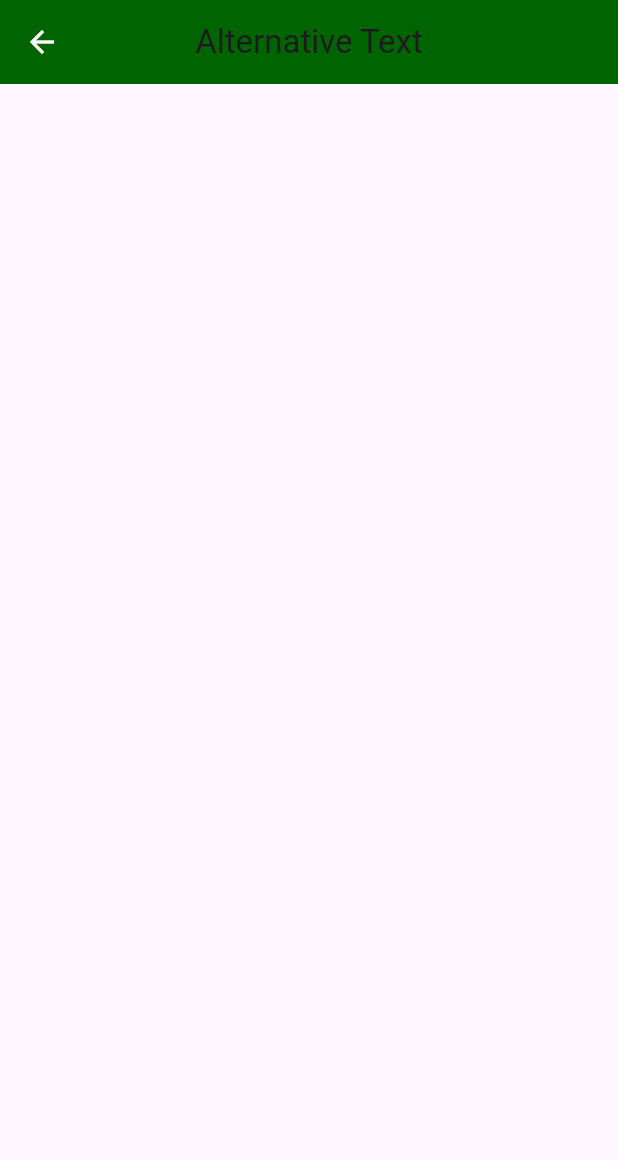
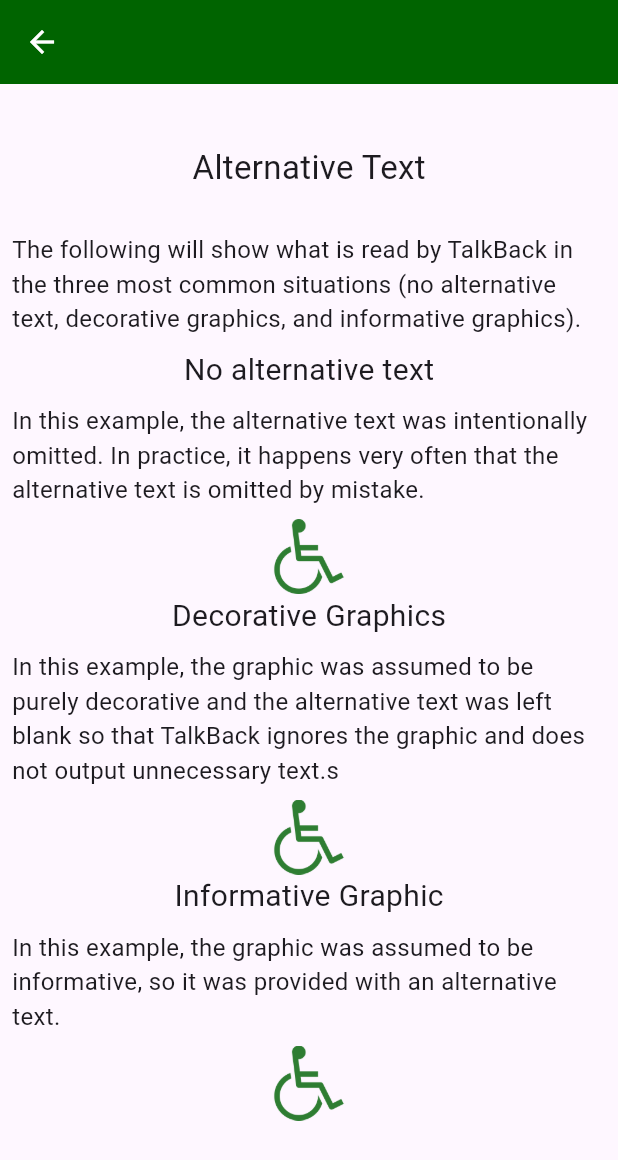
Before and after one commit to petra1/a_demonstration, a Flutter app: the AlternativeText screen opened directly, on a phone screen of 412 x 824 dp. Shown: the top 1160 px of the screen. Run offline on Flutter 3.47's test engine with Material 3 defaults, Android fonts, the phone set to English and light mode, and no system bars; generated files the repository leaves out were written again.

Commit message:
Add Layout of alternative_text.dart

```diff
--- a/lib/l10n/app_de.arb
+++ b/lib/l10n/app_de.arb
@@ -1,6 +1,17 @@
 {
   "homeHeader": "Home",
   "alternativeTextHeader": "Alternativtext",
+  "alternativeTextDescription": "Im Folgenden wird gezeigt, was von TalkBack in den drei häufigsten Situationen vorgelesen wird (kein Alternativtext, dekorative Grafiken und informative Grafiken). ",
+  "noAlternativeTextHeading": "Fehlender Alternativtext",
+  "noAlternativeDescription": "In diesem Beispiel wurde der Alternativtext absichtlich weggelassen. In der Praxis kommt es sehr oft vor, dass der Alternativtext versehentlich weggelassen wird.",
+  "decorativeGraphicsHeading": "Dekorative Grafiken",
+  "decorativeGraphicsDescription": "Diese Grafik ist rein dekorativ, und der Alternativtext wurde leer gelassen, damit TalkBack die Grafik ignoriert und kein unnötigen Text ausgibt.",
+  "informativeGraphicsHeading": "Informative Grafiken",
+  "informativeGraphicsDescription": "In diesem Beispiel wurde davon ausgegangen, dass die Grafik informativ ist, weshalb sie mit einem Alternativtext versehen wurde.",
+  "informativeGraphicsAlternativeText": "rollstuhlgängig",
+
+
+
   "contactHeader": "Kontakt & Datenschutz",
 
 
--- a/lib/l10n/app_en.arb
+++ b/lib/l10n/app_en.arb
@@ -7,6 +7,39 @@
   "@alternativeTextHeader": {
     "description": "Heading Alternative Text"
   },
+  "alternativeTextDescription": "The following will show what is read by TalkBack in the three most common situations (no alternative text, decorative graphics, and informative graphics).",
+  "@alternativeTextDescription": {
+    "description": "Description for Alternative Text"
+  },
+  "noAlternativeTextHeading": "No alternative text",
+  "@noAlternativeTextHeading": {
+    "description": "Heading No alternative text"
+  },
+
+  "noAlternativeDescription": "In this example, the alternative text was intentionally omitted. In practice, it happens very often that the alternative text is omitted by mistake.",
+  "@noAlternativeDescription": {
+    "description": "Description No alternative text"
+  },
+  "decorativeGraphicsHeading": "Decorative Graphics",
+  "@decorativeGraphicsHeading": {
+    "description": "Heading Decorative Graphics"
+  },
+  "decorativeGraphicsDescription": "In this example, the graphic was assumed to be purely decorative and the alternative text was left blank so that TalkBack ignores the graphic and does not output unnecessary text.s",
+  "@decorativeGraphicsDescription": {
+    "description": "Description Decorative Graphics"
+  },
+  "informativeGraphicsHeading": "Informative Graphic",
+  "@informativeGraphicsHeading": {
+    "description": "Heading Informative Graphic"
+  },
+  "informativeGraphicsDescription": "In this example, the graphic was assumed to be informative, so it was provided with an alternative text.",
+  "@informativeGraphicsDescription": {
+    "description": "Description informative Graphics"
+  },
+  "informativeGraphicsAlternativeText": "wheelchair accessible",
+  "@informativeGraphicsAlternativeText": {
+    "description": "Informative graphics alternative text"
+  },
   "contactHeader": "Contact & Privacy",
   "@contactHeader": {
     "description": "Heading Contact & Privacy"
@@ -15,7 +48,6 @@
   "@editFieldHeader": {
     "description": "Heading Edit Fields"
   },
-
   "contrastHeader": "Contrast Ratio",
   "@contrastHeader": {
     "description": "Heading Contrast Ratio"
@@ -48,15 +80,15 @@
   "@contrastPassedWith": {
     "description": "Heading Contrast Ratio"
   },
-
-
   "headingsHeader": "Headings",
   "@headingsHeader": {
     "description": "Heading Headings"
-  },"helpHeader": "Help",
+  },
+  "helpHeader": "Help",
   "@helpHeader": {
     "description": "Heading Help"
-  },"imageButtonHeader": "Image Button",
+  },
+  "imageButtonHeader": "Image Button",
   "@imageButtonHeader": {
     "description": "Heading Image Button"
   },
--- a/lib/main.dart
+++ b/lib/main.dart
@@ -3,19 +3,25 @@ import 'package:a_demonstration/navbar.dart';
 import 'package:flutter/services.dart';
 import 'package:flutter_gen/gen_l10n/app_localizations.dart';
 import 'package:flutter_localizations/flutter_localizations.dart';
-
+import 'dart:ui';
+import 'package:flutter/widgets.dart';
 
 
 main() {
   runApp(const MainScreen());
 }
 
+extension  DarkMode on BuildContext {
+bool get isDarkMode {
+  return MediaQuery.of(this).platformBrightness == Brightness.dark;
+}
+}
 class MainScreen extends StatelessWidget {
   const MainScreen({super.key});
 
   @override
   Widget build(BuildContext context) {
-    return const MaterialApp(
+    return  MaterialApp(
         debugShowCheckedModeBanner: false,
         localizationsDelegates: [
           AppLocalizations.delegate,
@@ -26,7 +32,19 @@ class MainScreen extends StatelessWidget {
         supportedLocales: [
           Locale("en"),
           Locale("de"),
+
         ],
+      themeMode: ThemeMode.system,
+      theme: ThemeData(
+        brightness: Brightness.light,
+        primaryColor: Colors.red,
+      ),
+      darkTheme: ThemeData(
+        brightness: Brightness.dark,
+      ),
+
+
+
         home: Home(),
     );
   }
@@ -38,6 +56,7 @@ class Home extends StatelessWidget {
   @override
   Widget build(BuildContext context) {
     return  Scaffold(
+
    drawer:  const NavBar(),
       appBar: AppBar(
         backgroundColor:  const Color.fromARGB(255, 0, 100, 0),
--- a/lib/screens/alternative_text.dart
+++ b/lib/screens/alternative_text.dart
@@ -7,13 +7,121 @@ class AlternativeText extends StatelessWidget {
   @override
   Widget build(BuildContext context) {
     return Scaffold(
+
       appBar: AppBar(
-        title: Text((AppLocalizations.of(context)!.alternativeTextHeader)),
-        centerTitle: true,
         backgroundColor: const Color.fromARGB(255, 0, 100, 0),
         iconTheme: const IconThemeData(color: Colors.white),
       ),
+      body:SingleChildScrollView(
 
+        child: Column(
+          children: [
+            const SizedBox(height: 40,),
+            Center(
+              child: Semantics(
+                header: true,
+                child:
+                Text((AppLocalizations.of(context)!.alternativeTextHeader),
+                  style: const TextStyle(fontSize: 22,),),
+              ),
+            ),
+            const SizedBox(height: 20,),
+
+             SizedBox(
+              width: 600,
+              child: Padding(
+                padding: const EdgeInsets.all(8.0),
+                child: Align(
+                  alignment: Alignment.topLeft,
+                  child:
+                  Text((AppLocalizations.of(context)!.alternativeTextDescription),
+                    style:  const TextStyle(fontSize: 16), ),
+                  ),
+                ),
+              ),
+            Semantics(
+              header: true,
+              child:
+              Text((AppLocalizations.of(context)!.noAlternativeTextHeading),
+                style: const TextStyle(fontSize: 20), ),
+            ),
+            SizedBox(
+              width: 600,
+              child: Padding(
+                padding: const EdgeInsets.all(8.0),
+                child: Align(
+                  alignment: Alignment.topLeft,
+                  child:
+                  Text((AppLocalizations.of(context)!.noAlternativeDescription),
+                    style:  const TextStyle(fontSize: 16), ),
+                ),
+              ),
+            ),
+            Image.asset(
+              "assets/images/rollstuhl.png",
+              width: 50,
+              height: 50,
+              color: Colors.green.shade800,
+            ),
+            Semantics( // This widget gives the text a semantic structure
+              header: true, // The text get marked as a heading
+              child:
+              Text((AppLocalizations.of(context)!.decorativeGraphicsHeading), // Localisation of the text
+                style: const TextStyle(fontSize: 20), ),
+            ),
+            SizedBox(
+              width: 600,
+              child: Padding(
+                padding: const EdgeInsets.all(8.0),
+                child: Align(
+                  alignment: Alignment.topLeft,
+                  child:
+                  Text((AppLocalizations.of(context)!.decorativeGraphicsDescription),
+                    style:  const TextStyle(fontSize: 16), ),
+                ),
+              ),
+            ),
+            Semantics(
+              image:  true,
+              label: "",
+              child: Image.asset(
+                "assets/images/rollstuhl.png",
+                width: 50,
+                height: 50 ,
+                color: Colors.green.shade800,
+              ),
+            ),
+            Semantics(
+              header: true,
+              child:
+              Text((AppLocalizations.of(context)!.informativeGraphicsHeading),
+                style: const TextStyle(fontSize: 20), ),
+            ),
+            SizedBox(
+              width: 600,
+              child: Padding(
+                padding: const EdgeInsets.all(8.0),
+                child: Align(
+                  alignment: Alignment.topLeft,
+                  child:
+                  Text((AppLocalizations.of(context)!.informativeGraphicsDescription),
+                    style:  const TextStyle(fontSize: 16), ),
+                ),
+              ),
+            ),
+            Semantics( // This widget gives the graphic a semantic structure.
+              image: true, // The graphic get marked as such.
+              label: AppLocalizations.of(context)!.informativeGraphicsAlternativeText, // Localisation of alternative text.
+              child: Image.asset(
+                "assets/images/rollstuhl.png",
+                width: 50,
+                height: 50,
+                color: Colors.green.shade800,
+              ),
+            ),
+          ],
+        ),
+      ),
     );
   }
 }
--- a/pubspec.yaml
+++ b/pubspec.yaml
@@ -62,6 +62,10 @@ flutter:
   # To add assets to your application, add an assets section, like this:
   assets:
     - assets/images/App_logo.png
+    - assets/images/rollstuhl.png
+
+
+
 
   #   - images/a_dot_burr.jpeg
   #   - images/a_dot_ham.jpeg
```
Also changed, not shown: assets/images/rollstuhl.png (added).
